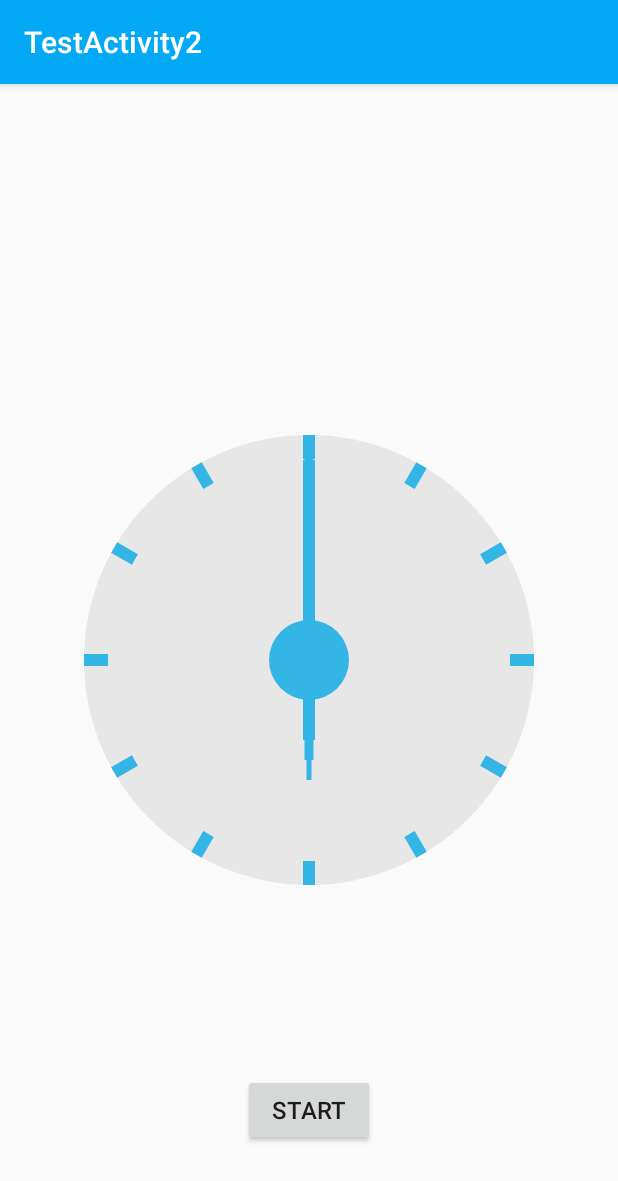
After one commit to breewf/AnimAndView, an Android app: the TestActivity2 screen opened directly, with no data from a screen before it, on a phone screen of 412 x 824 dp. The commit adds this screen. Shown: the top 1181 px of the screen. Run offline under Robolectric (Android 15) with nearby library versions, the phone set to English and light mode, and no system bars.

Commit message:
ClockView

```diff
--- a/app/build.gradle
+++ b/app/build.gradle
@@ -36,4 +36,6 @@ dependencies {
 
     implementation 'com.github.bumptech.glide:glide:4.11.0'
     annotationProcessor 'com.github.bumptech.glide:compiler:4.11.0'
+
+    implementation 'com.blankj:utilcode:1.29.0'
 }
--- a/app/src/main/AndroidManifest.xml
+++ b/app/src/main/AndroidManifest.xml
@@ -23,6 +23,10 @@
             android:name=".TestActivity1"
             android:label="@string/title_activity_test1" />
 
+        <activity
+            android:name=".TestActivity2"
+            android:label="@string/title_activity_test2" />
+
         <activity android:name=".MotionActivity"
             android:label="@string/title_activity_motion"/>
 
--- a/app/src/main/java/com/hy/animandview/MainActivity.java
+++ b/app/src/main/java/com/hy/animandview/MainActivity.java
@@ -30,6 +30,9 @@ public class MainActivity extends AppCompatActivity {
         findViewById(R.id.btn_test2).setOnClickListener(view ->
                 startActivity(new Intent(this, MotionActivity.class)));
 
+        findViewById(R.id.btn_test3).setOnClickListener(view ->
+                startActivity(new Intent(this, TestActivity2.class)));
+
         findViewById(R.id.btn).setOnClickListener(view -> {
             if (mLoadingFaceView != null) {
                 mLoadingFaceView.start();
--- /dev/null
+++ b/app/src/main/java/com/hy/animandview/TestActivity2.java
@@ -0,0 +1,39 @@
+package com.hy.animandview;
+
+import android.os.Bundle;
+
+import com.hy.animandview.view.ClockView;
+
+import androidx.appcompat.app.AppCompatActivity;
+
+/**
+ * @author hy
+ * @date 2020/10/12
+ * desc: TestActivity2
+ **/
+public class TestActivity2 extends AppCompatActivity {
+
+    private ClockView mClockView;
+
+    @Override
+    protected void onCreate(Bundle savedInstanceState) {
+        super.onCreate(savedInstanceState);
+        setContentView(R.layout.activity_test2);
+
+        findViewById(R.id.btn).setOnClickListener(view -> {
+            if (mClockView != null) {
+                mClockView.start();
+            }
+        });
+
+        mClockView = findViewById(R.id.clock_view);
+    }
+
+    @Override
+    protected void onDestroy() {
+        super.onDestroy();
+        if (mClockView != null) {
+            mClockView.cancelAnim();
+        }
+    }
+}
--- /dev/null
+++ b/app/src/main/java/com/hy/animandview/view/ClockView.java
@@ -0,0 +1,221 @@
+package com.hy.animandview.view;
+
+import android.animation.Animator;
+import android.animation.ValueAnimator;
+import android.content.Context;
+import android.graphics.Canvas;
+import android.graphics.Paint;
+import android.util.AttributeSet;
+import android.view.View;
+import android.view.animation.LinearInterpolator;
+
+import com.hy.animandview.App;
+import com.hy.animandview.R;
+import com.hy.animandview.listener.SimpleAnimatorListener;
+
+import java.util.Calendar;
+
+import androidx.annotation.Nullable;
+import androidx.core.content.ContextCompat;
+
+/**
+ * @author hy
+ * @date 2020/10/19
+ * desc: ClockView
+ **/
+public class ClockView extends View {
+
+    public static final String TAG = "ClockView";
+
+    private final static int DEFAULT_TIME = 1000;
+    private int mAnimTime = DEFAULT_TIME;
+
+    private final int NUM = 12;
+
+    private Context mContext;
+
+    private float mWidth;
+    private float mHeight;
+
+    private float mHourDegrees;
+    private float mMinuteDegrees;
+    private float mSecondDegrees;
+
+    private float mClockLine;
+
+    private Paint mPaint;
+    private Paint mPaintBg;
+    private Paint mPaintLine;
+
+    private ValueAnimator mValueAnimator;
+
+    public ClockView(Context context) {
+        super(context);
+        init(context);
+    }
+
+    public ClockView(Context context, @Nullable AttributeSet attrs) {
+        super(context, attrs);
+        init(context);
+    }
+
+    public ClockView(Context context, @Nullable AttributeSet attrs, int defStyleAttr) {
+        super(context, attrs, defStyleAttr);
+        init(context);
+    }
+
+    public ClockView(Context context, @Nullable AttributeSet attrs, int defStyleAttr, int defStyleRes) {
+        super(context, attrs, defStyleAttr, defStyleRes);
+        init(context);
+    }
+
+    private void init(Context context) {
+        mContext = context;
+        initPaint();
+        mClockLine = dp2px(16);
+    }
+
+    private void initPaint() {
+        mPaint = new Paint();
+        mPaint.setAntiAlias(true);
+        mPaint.setDither(true);
+        mPaint.setStyle(Paint.Style.FILL);
+        mPaint.setStrokeWidth(dp2px(8));
+        mPaint.setColor(ContextCompat.getColor(mContext, R.color.holo_blue_light));
+
+        mPaintLine = new Paint();
+        mPaintLine.setAntiAlias(true);
+        mPaintLine.setDither(true);
+        mPaintLine.setStyle(Paint.Style.FILL);
+        mPaintLine.setStrokeWidth(dp2px(8));
+        mPaintLine.setColor(ContextCompat.getColor(mContext, R.color.holo_blue_light));
+
+        mPaintBg = new Paint();
+        mPaintBg.setAntiAlias(true);
+        mPaintBg.setDither(true);
+        mPaintBg.setStyle(Paint.Style.FILL);
+        mPaintBg.setColor(ContextCompat.getColor(mContext, R.color.holo_gray_light));
+    }
+
+    @Override
+    protected void onLayout(boolean changed, int left, int top, int right, int bottom) {
+        super.onLayout(changed, left, top, right, bottom);
+        if (mWidth == 0 || mHeight == 0) {
+            mWidth = getMeasuredWidth();
+            mHeight = getMeasuredHeight();
+        }
+    }
+
+    @Override
+    protected void onMeasure(int widthMeasureSpec, int heightMeasureSpec) {
+        super.onMeasure(widthMeasureSpec, heightMeasureSpec);
+    }
+
+    @Override
+    protected void onDraw(Canvas canvas) {
+        super.onDraw(canvas);
+//        setBackgroundColor(ContextCompat.getColor(mContext, R.color.holo_gray_light));
+        canvas.save();
+        canvas.translate(mWidth / 2, mHeight / 2);
+        canvas.drawCircle(0, 0, mHeight / 2, mPaintBg);
+        canvas.restore();
+
+        canvas.save();
+        // 表盘
+        for (int i = 0; i < NUM; i++) {
+            if (i != 0) {
+                canvas.rotate(30, mWidth / 2, mHeight / 2);
+            }
+            canvas.drawLine(0, mHeight / 2, mClockLine, mHeight / 2, mPaint);
+        }
+        canvas.restore();
+
+        // 固定表针圆
+        canvas.translate(mWidth / 2, mHeight / 2);
+        canvas.drawCircle(0, 0, 40, mPaint);
+
+        // 时针--默认指向0点
+        mPaintLine.setStrokeWidth(dp2px(8));
+        canvas.save();
+        canvas.rotate(mHourDegrees);
+        canvas.drawLine(0, 80, 0, -200, mPaintLine);
+        canvas.restore();
+
+        // 分针--默认指向0点
+        mPaintLine.setStrokeWidth(dp2px(6));
+        canvas.save();
+        canvas.rotate(mMinuteDegrees);
+        canvas.drawLine(0, 100, 0, -280, mPaintLine);
+        canvas.restore();
+
+        // 秒针--默认指向0点
+        mPaintLine.setStrokeWidth(dp2px(3));
+        canvas.save();
+        canvas.rotate(mSecondDegrees);
+        canvas.drawLine(0, 120, 0, -340, mPaintLine);
+        canvas.restore();
+    }
+
+    public void start() {
+        cancelAnim();
+        startAnim();
+    }
+
+    private void calculatingTime() {
+        Calendar calendar = Calendar.getInstance();
+        int hour = calendar.get(Calendar.HOUR_OF_DAY);
+        int minute = calendar.get(Calendar.MINUTE);
+        int second = calendar.get(Calendar.SECOND);
+//        Toast.makeText(mContext, hour + ":" + minute + ":" + second, Toast.LENGTH_SHORT).show();
+
+        int hour12 = hour >= 12 ? hour - 12 : hour;
+        mHourDegrees = (hour12 * 60 * 60 + minute * 60 + second) / ((float) 12 * 60 * 60) * 360;
+        if (mHourDegrees >= 360) {
+            mHourDegrees = 0;
+        }
+
+        mMinuteDegrees = (minute * 60 + second) / ((float) 60 * 60) * 360;
+        if (mMinuteDegrees >= 360) {
+            mMinuteDegrees = 0;
+        }
+
+        mSecondDegrees = (second) / ((float) 60) * 360;
+        if (mSecondDegrees >= 360) {
+            mSecondDegrees = 0;
+        }
+    }
+
+    private void startAnim() {
+        mValueAnimator = ValueAnimator.ofFloat(0f, 1f);
+        mValueAnimator.setDuration(mAnimTime);
+        mValueAnimator.setInterpolator(new LinearInterpolator());
+        mValueAnimator.addListener(new SimpleAnimatorListener() {
+            @Override
+            public void onAnimationStart(Animator animation) {
+                super.onAnimationStart(animation);
+                calculatingTime();
+                invalidate();
+            }
+
+            @Override
+            public void onAnimationEnd(Animator animation) {
+                super.onAnimationEnd(animation);
+                startAnim();
+            }
+        });
+        mValueAnimator.start();
+    }
+
+    public void cancelAnim() {
+        if (mValueAnimator != null) {
+            mValueAnimator.removeAllListeners();
+            mValueAnimator.cancel();
+            mValueAnimator = null;
+        }
+    }
+
+    public static int dp2px(float dpValue) {
+        final float scale = App.getInstance().getResources().getDisplayMetrics().density;
+        return (int) ((dpValue * scale) + 0.5f);
+    }
+}
--- a/app/src/main/java/com/hy/animandview/view/LoadingFaceView.java
+++ b/app/src/main/java/com/hy/animandview/view/LoadingFaceView.java
@@ -154,7 +154,6 @@ public class LoadingFaceView extends View {
 
     public void start() {
         mIsReserve = false;
-        clearAnimation();
         cancelAnim();
         startAnim(0, 60);
     }
--- /dev/null
+++ b/app/src/main/res/layout/activity_test2.xml
@@ -0,0 +1,30 @@
+<?xml version="1.0" encoding="utf-8"?>
+<androidx.constraintlayout.widget.ConstraintLayout xmlns:android="http://schemas.android.com/apk/res/android"
+    xmlns:app="http://schemas.android.com/apk/res-auto"
+    android:layout_width="match_parent"
+    android:layout_height="match_parent"
+    xmlns:tools="http://schemas.android.com/tools">
+
+    <com.hy.animandview.view.ClockView
+        android:id="@+id/clock_view"
+        android:layout_width="300dp"
+        android:layout_height="300dp"
+        android:visibility="visible"
+        app:layout_constraintBottom_toBottomOf="parent"
+        app:layout_constraintLeft_toLeftOf="parent"
+        app:layout_constraintRight_toRightOf="parent"
+        app:layout_constraintTop_toTopOf="parent" />
+
+    <androidx.appcompat.widget.AppCompatButton
+        android:id="@+id/btn"
+        android:layout_width="wrap_content"
+        android:layout_height="wrap_content"
+        android:layout_marginBottom="60dp"
+        android:gravity="center"
+        android:text="start"
+        android:textSize="16dp"
+        app:layout_constraintBottom_toBottomOf="parent"
+        app:layout_constraintLeft_toLeftOf="parent"
+        app:layout_constraintRight_toRightOf="parent" />
+
+</androidx.constraintlayout.widget.ConstraintLayout>
--- a/app/src/main/res/values/strings.xml
+++ b/app/src/main/res/values/strings.xml
@@ -1,5 +1,6 @@
 <resources>
     <string name="app_name">AnimAndView</string>
     <string name="title_activity_test1">TestActivity1</string>
+    <string name="title_activity_test2">TestActivity2</string>
     <string name="title_activity_motion">MotionActivity</string>
 </resources>
--- a/build.gradle
+++ b/build.gradle
@@ -5,7 +5,7 @@ buildscript {
         jcenter()
     }
     dependencies {
-        classpath "com.android.tools.build:gradle:4.0.2"
+        classpath 'com.android.tools.build:gradle:4.1.0'
 
         // NOTE: Do not place your application dependencies here; they belong
         // in the individual module build.gradle files
```
Also changed, not shown: app/src/main/java/com/hy/animandview/view/LVCircularSmile.java (+3 -7 lines), app/src/main/res/layout/activity_main.xml (+14 -2 lines), gradle/wrapper/gradle-wrapper.properties.
